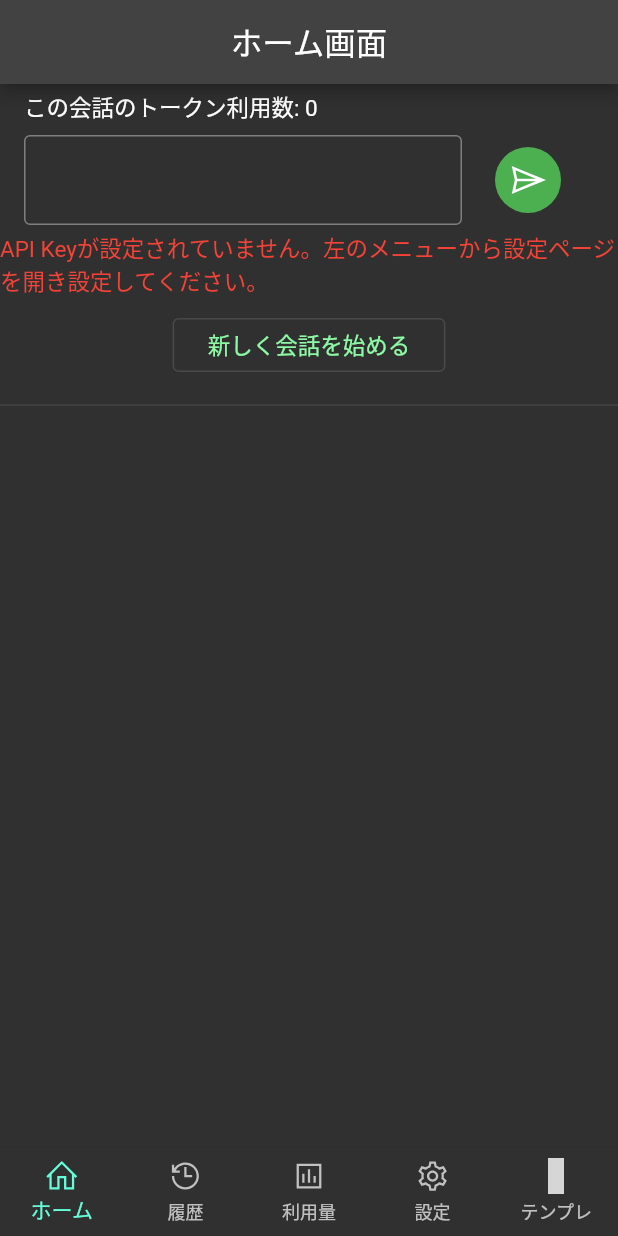
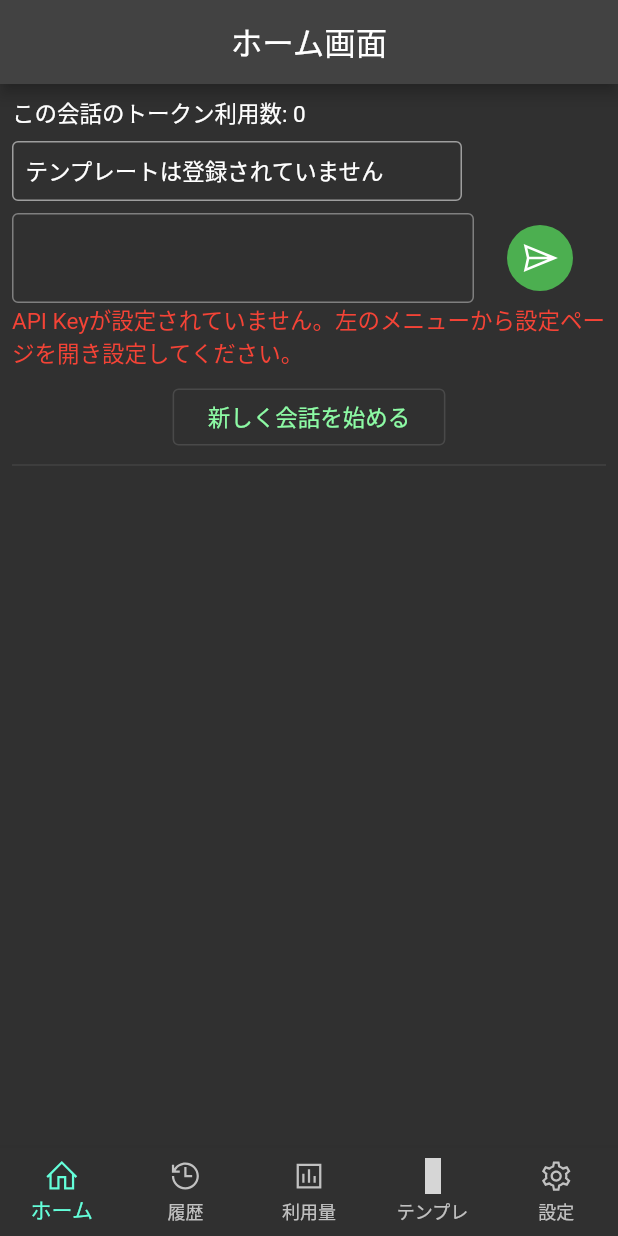
Before and after one commit to hotdrop/my-assistant, a Flutter app: the screen it shows after launch, on a phone screen of 412 x 824 dp. Run offline on Flutter 3.47's test engine with Material 2 defaults, Android fonts, the phone set to English and light mode, and no system bars; our stand-ins replace firebase_core, flutter_markdown, flutter_riverpod, freezed_annotation, hive_flutter, line_icons and 5 more; missing offline and left inert: flutter_highlighter, markdown; accounts and stored records are empty; generated files the repository leaves out were written again; Roboto replaces fonts that are missing (Note Sans JP); grey boxes are pictures that could not be loaded.

Commit message:
feat: 登録したテンプレートをホーム画面で使えるよう機能を実装

```diff
--- a/lib/ui/history/history_card.dart
+++ b/lib/ui/history/history_card.dart
@@ -47,11 +47,14 @@ class _ViewContents extends StatelessWidget {
 
   @override
   Widget build(BuildContext context) {
+    final title = thread.title;
+    final titleNoneLine = title.replaceAll('\n', '');
+
     return Row(
       mainAxisAlignment: MainAxisAlignment.spaceBetween,
       crossAxisAlignment: CrossAxisAlignment.start,
       children: [
-        Flexible(child: Text(thread.title, style: Theme.of(context).textTheme.bodySmall)),
+        Flexible(child: Text(titleNoneLine, style: Theme.of(context).textTheme.bodySmall)),
         InkWell(
           child: LineIcon(LineIcons.times, color: Colors.grey),
           onLongPress: () => onDelete(thread.id),
--- a/lib/ui/home/home_controller.dart
+++ b/lib/ui/home/home_controller.dart
@@ -109,6 +109,10 @@ class HomeController extends _$HomeController {
     final lastTalk = ref.read(currentTalksProvider).last;
     return lastTalk.isLoading();
   }
+
+  void setTemplate(String templateContents) {
+    ref.read(talkControllerProvider).text = templateContents;
+  }
 }
 
 // 会話データのスレッド（会話データに対して1つのスレッドを割り当てる）
--- a/lib/ui/home/home_page.dart
+++ b/lib/ui/home/home_page.dart
@@ -1,5 +1,6 @@
 import 'package:assistant_me/common/app_theme.dart';
 import 'package:assistant_me/model/app_settings.dart';
+import 'package:assistant_me/model/template.dart';
 import 'package:assistant_me/ui/home/home_controller.dart';
 import 'package:assistant_me/ui/widgets/assistant_chat_row_widget.dart';
 import 'package:assistant_me/ui/widgets/user_chat_row_widget.dart';
@@ -17,17 +18,25 @@ class HomePage extends StatelessWidget {
       appBar: AppBar(
         title: const Text('ホーム画面'),
       ),
-      body: Column(
+      body: Padding(
+        padding: const EdgeInsets.all(8.0),
+        child: Column(
+          crossAxisAlignment: CrossAxisAlignment.start,
           children: const [
             _ViewHeader(),
+            SizedBox(height: 8),
+            _ViewTemplate(),
+            SizedBox(height: 8),
             _ViewInputTalk(),
             _ViewErrorLabel(),
+            SizedBox(height: 8),
             _ViewNewThreadButton(),
             Divider(),
             Flexible(
               child: _ViewTalkArea(),
             ),
           ],
+        ),
       ),
     );
   }
@@ -38,14 +47,75 @@ class _ViewHeader extends ConsumerWidget {
 
   @override
   Widget build(BuildContext context, WidgetRef ref) {
-    final totalTokenNum = ref.watch(totalTokenNumProvider);
+    return Text(
+      'この会話のトークン利用数: ${ref.watch(totalTokenNumProvider)}',
+    );
+  }
+}
 
-    return Padding(
-      padding: const EdgeInsets.symmetric(horizontal: 16, vertical: 4),
-      child: Row(children: [
-        Text('この会話のトークン利用数: $totalTokenNum'),
+class _ViewTemplate extends ConsumerWidget {
+  const _ViewTemplate();
+
+  @override
+  Widget build(BuildContext context, WidgetRef ref) {
+    final templates = ref.watch(templateNotifierProvider);
+    const double widgetWidth = 300;
+
+    if (templates.isEmpty) {
+      return Container(
+        width: widgetWidth,
+        decoration: BoxDecoration(
+          borderRadius: const BorderRadius.all(Radius.circular(4)),
+          border: Border.all(width: 1, color: Colors.grey),
+        ),
+        child: Padding(
+          padding: const EdgeInsets.all(8.0),
+          child: Text('テンプレートは登録されていません', style: Theme.of(context).textTheme.bodyMedium),
+        ),
+      );
+    }
+
+    return SizedBox(
+      width: widgetWidth,
+      child: ExpansionTile(
+        collapsedShape: const RoundedRectangleBorder(
+          borderRadius: BorderRadius.all(Radius.circular(4)),
+          side: BorderSide(width: 1, color: Colors.grey),
+        ),
+        title: Row(
+          children: [
+            LineIcon(LineIcons.alternateFileAlt),
             const SizedBox(width: 8),
-      ]),
+            Text('テンプレートを使う', style: Theme.of(context).textTheme.bodyMedium),
+          ],
+        ),
+        expandedAlignment: Alignment.centerLeft,
+        expandedCrossAxisAlignment: CrossAxisAlignment.start,
+        children: templates.map((t) => _RowTemplate(t, width: widgetWidth)).toList(),
+      ),
+    );
+  }
+}
+
+class _RowTemplate extends ConsumerWidget {
+  const _RowTemplate(this.template, {required this.width});
+
+  final Template template;
+  final double width;
+
+  @override
+  Widget build(BuildContext context, WidgetRef ref) {
+    return SizedBox(
+      width: width,
+      child: InkWell(
+        child: Padding(
+          padding: const EdgeInsets.all(8),
+          child: Text(template.title, style: Theme.of(context).textTheme.bodyMedium),
+        ),
+        onTap: () {
+          ref.read(homeControllerProvider.notifier).setTemplate(template.contents);
+        },
+      ),
     );
   }
 }
@@ -56,15 +126,14 @@ class _ViewInputTalk extends ConsumerWidget {
   @override
   Widget build(BuildContext context, WidgetRef ref) {
     final cannotTalk = ref.watch(appSettingsProvider).apiKey?.isEmpty ?? true;
-    return Padding(
-      padding: const EdgeInsets.symmetric(horizontal: 16, vertical: 4),
-      child: Row(
+
+    return Row(
       children: [
         Expanded(
           child: TextFormField(
             controller: ref.watch(talkControllerProvider),
             minLines: 1,
-              maxLines: 5,
+            maxLines: 10,
             textAlignVertical: TextAlignVertical.top,
             decoration: const InputDecoration(
               border: OutlineInputBorder(),
@@ -79,7 +148,6 @@ class _ViewInputTalk extends ConsumerWidget {
           child: LineIcon(LineIcons.paperPlane, size: 28, color: Colors.white),
         ),
       ],
-      ),
     );
   }
 }
@@ -94,7 +162,12 @@ class _ViewErrorLabel extends ConsumerWidget {
       return const SizedBox();
     }
 
-    return Text(errorMsg, style: const TextStyle(color: Colors.red));
+    return Center(
+      child: Text(
+        errorMsg,
+        style: const TextStyle(color: Colors.red),
+      ),
+    );
   }
 }
 
@@ -103,14 +176,13 @@ class _ViewNewThreadButton extends ConsumerWidget {
 
   @override
   Widget build(BuildContext context, WidgetRef ref) {
-    return Padding(
-      padding: const EdgeInsets.all(8.0),
+    return Center(
       child: OutlinedButton(
         onPressed: () {
           ref.read(homeControllerProvider.notifier).newThread();
         },
         child: const Padding(
-          padding: EdgeInsets.symmetric(horizontal: 8, vertical: 4),
+          padding: EdgeInsets.symmetric(horizontal: 8, vertical: 8),
           child: Text('新しく会話を始める'),
         ),
       ),
@@ -125,9 +197,7 @@ class _ViewTalkArea extends ConsumerWidget {
   Widget build(BuildContext context, WidgetRef ref) {
     final talks = ref.watch(currentTalksProvider);
 
-    return Padding(
-      padding: const EdgeInsets.all(8.0),
-      child: CustomScrollView(
+    return CustomScrollView(
       controller: ref.watch(chatScrollControllerProvider),
       slivers: [
         SliverList(
@@ -144,7 +214,6 @@ class _ViewTalkArea extends ConsumerWidget {
           ),
         ),
       ],
-      ),
     );
   }
 }
--- a/lib/ui/top_page.dart
+++ b/lib/ui/top_page.dart
@@ -41,8 +41,8 @@ class _TopPageState extends State<TopPage> {
         Destination('ホーム', LineIcon(LineIcons.home)),
         Destination('履歴', LineIcon(LineIcons.history)),
         Destination('利用量', LineIcon(LineIcons.poll)),
+        Destination('テンプレ', LineIcon(LineIcons.alternateFileAlt)),
         Destination('設定', LineIcon(LineIcons.cog)),
-        Destination('テンプレ', LineIcon(LineIcons.alternateFileAlt)),
       ];
 
   Widget _menuView(int index) {
@@ -54,9 +54,9 @@ class _TopPageState extends State<TopPage> {
       case 2:
         return const GraphPage();
       case 3:
+        return const TemplatePage();
+      case 4:
         return const SettingsPage();
-      case 4:
-        return const TemplatePage();
       default:
         throw Exception(['不正なIndexです index=$index']);
     }
```
Lines whose indentation alone changed are shown as unchanged.
